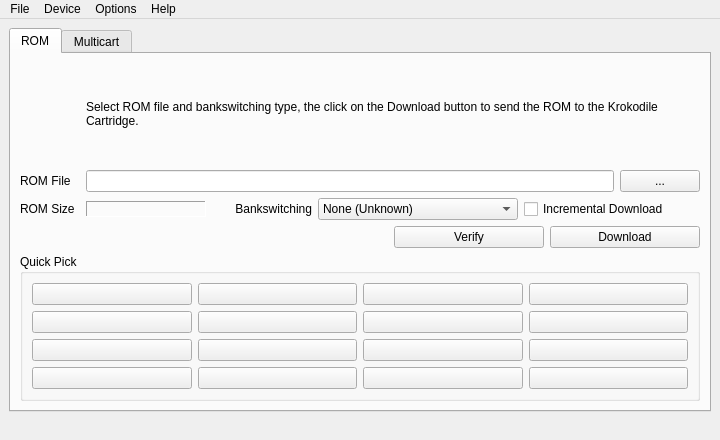
The window that krokcomwindow.ui (sa666666/krokcom) describes before a commit, drawn with Qt 5.
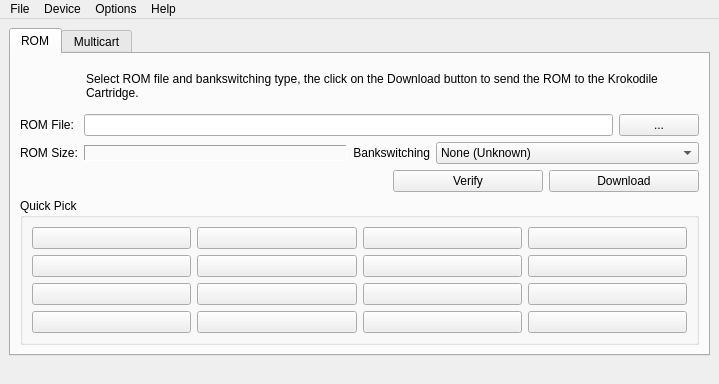
The same window after the commit. Icons and pictures are not drawn.

```diff
--- a/krokcomwindow.ui
+++ b/krokcomwindow.ui
@@ -2,38 +2,12 @@
 <ui version="4.0">
  <class>KrokComWindow</class>
  <widget class="QMainWindow" name="KrokComWindow">
-  <property name="geometry">
-   <rect>
-    <x>0</x>
-    <y>0</y>
-    <width>720</width>
-    <height>440</height>
-   </rect>
-  </property>
   <property name="sizePolicy">
-   <sizepolicy hsizetype="Fixed" vsizetype="Fixed">
+   <sizepolicy hsizetype="Preferred" vsizetype="Preferred">
     <horstretch>0</horstretch>
     <verstretch>0</verstretch>
    </sizepolicy>
   </property>
-  <property name="minimumSize">
-   <size>
-    <width>720</width>
-    <height>440</height>
-   </size>
-  </property>
-  <property name="maximumSize">
-   <size>
-    <width>720</width>
-    <height>440</height>
-   </size>
-  </property>
-  <property name="baseSize">
-   <size>
-    <width>720</width>
-    <height>440</height>
-   </size>
-  </property>
   <property name="windowTitle">
    <string>Krokodile Commander for UNIX</string>
   </property>
@@ -45,8 +19,8 @@
    <bool>false</bool>
   </property>
   <widget class="QWidget" name="centralwidget">
-   <layout class="QGridLayout" name="gridLayout">
-    <item row="1" column="0">
+   <layout class="QVBoxLayout" name="verticalLayout_5">
+    <item>
      <widget class="QTabWidget" name="tabWidget">
       <property name="minimumSize">
        <size>
@@ -61,7 +35,7 @@
        <attribute name="title">
         <string>ROM</string>
        </attribute>
-       <layout class="QVBoxLayout" name="verticalLayout">
+       <layout class="QVBoxLayout" name="verticalLayout_4">
         <item>
          <layout class="QHBoxLayout" name="horizontalLayout">
           <item>
@@ -88,12 +62,6 @@
           </item>
           <item>
            <widget class="QLabel" name="label_2">
-            <property name="minimumSize">
-             <size>
-              <width>600</width>
-              <height>0</height>
-             </size>
-            </property>
             <property name="text">
              <string>Select ROM file and bankswitching type, the click on the Download button to send the ROM to the Krokodile Cartridge.</string>
             </property>
@@ -110,25 +78,28 @@
         <item>
          <layout class="QHBoxLayout" name="horizontalLayout_2">
           <item>
+           <layout class="QGridLayout" name="gridLayout">
+            <item row="0" column="0">
            <widget class="QLabel" name="label_3">
-            <property name="minimumSize">
-             <size>
-              <width>60</width>
-              <height>0</height>
-             </size>
-            </property>
-            <property name="maximumSize">
-             <size>
-              <width>60</width>
-              <height>16777215</height>
-             </size>
-            </property>
+              <property name="text">
+               <string>ROM File:</string>
+              </property>
+             </widget>
+            </item>
+            <item row="1" column="0">
+             <widget class="QLabel" name="label_4">
             <property name="text">
-             <string>ROM File </string>
+               <string>ROM Size:</string>
             </property>
            </widget>
           </item>
+           </layout>
+          </item>
           <item>
+           <layout class="QVBoxLayout" name="verticalLayout">
+            <item>
+             <layout class="QGridLayout" name="gridLayout_3">
+              <item row="0" column="0">
            <widget class="QLineEdit" name="romFileEdit">
             <property name="sizePolicy">
              <sizepolicy hsizetype="Expanding" vsizetype="Fixed">
@@ -136,12 +107,6 @@
               <verstretch>0</verstretch>
              </sizepolicy>
             </property>
-            <property name="maximumSize">
-             <size>
-              <width>592</width>
-              <height>29</height>
-             </size>
-            </property>
             <property name="toolTip">
              <string>Copy and paste a single-load ROM image.</string>
             </property>
@@ -153,7 +118,7 @@
             </property>
            </widget>
           </item>
-          <item>
+              <item row="0" column="1">
            <widget class="QPushButton" name="openRomButton">
             <property name="toolTip">
              <string>Select a single-load ROM image.</string>
@@ -166,30 +131,27 @@
          </layout>
         </item>
         <item>
-         <layout class="QHBoxLayout" name="horizontalLayout_3">
-          <item>
-           <widget class="QLabel" name="label_4">
-            <property name="minimumSize">
-             <size>
-              <width>60</width>
-              <height>0</height>
-             </size>
-            </property>
-            <property name="maximumSize">
-             <size>
-              <width>60</width>
-              <height>16777215</height>
-             </size>
+             <layout class="QGridLayout" name="gridLayout_4">
+              <item row="0" column="1">
+               <widget class="QLabel" name="label_6">
+                <property name="sizePolicy">
+                 <sizepolicy hsizetype="Preferred" vsizetype="Preferred">
+                  <horstretch>0</horstretch>
+                  <verstretch>0</verstretch>
+                 </sizepolicy>
             </property>
             <property name="text">
-             <string>ROM Size</string>
+                 <string>Bankswitching</string>
+                </property>
+                <property name="alignment">
+                 <set>Qt::AlignRight|Qt::AlignTrailing|Qt::AlignVCenter</set>
             </property>
            </widget>
           </item>
-          <item>
+              <item row="0" column="0">
            <widget class="QLabel" name="romSizeLabel">
             <property name="sizePolicy">
-             <sizepolicy hsizetype="Fixed" vsizetype="Fixed">
+                 <sizepolicy hsizetype="Expanding" vsizetype="Fixed">
               <horstretch>0</horstretch>
               <verstretch>0</verstretch>
              </sizepolicy>
@@ -214,33 +176,17 @@
             </property>
            </widget>
           </item>
-          <item>
-           <widget class="QLabel" name="label_6">
-            <property name="sizePolicy">
-             <sizepolicy hsizetype="Fixed" vsizetype="Fixed">
-              <horstretch>0</horstretch>
-              <verstretch>0</verstretch>
-             </sizepolicy>
-            </property>
-            <property name="minimumSize">
-             <size>
-              <width>100</width>
-              <height>0</height>
-             </size>
-            </property>
-            <property name="text">
-             <string>Bankswitching</string>
-            </property>
-            <property name="alignment">
-             <set>Qt::AlignRight|Qt::AlignTrailing|Qt::AlignVCenter</set>
-            </property>
-           </widget>
-          </item>
-          <item>
+              <item row="0" column="2">
            <widget class="QComboBox" name="romBSType">
+                <property name="sizePolicy">
+                 <sizepolicy hsizetype="MinimumExpanding" vsizetype="Fixed">
+                  <horstretch>0</horstretch>
+                  <verstretch>0</verstretch>
+                 </sizepolicy>
+                </property>
             <property name="minimumSize">
              <size>
-              <width>200</width>
+                  <width>250</width>
               <height>0</height>
              </size>
             </property>
@@ -402,19 +348,9 @@
             </item>
            </widget>
           </item>
-          <item>
-           <widget class="QCheckBox" name="incDownloadCheckBox">
-            <property name="enabled">
-             <bool>true</bool>
-            </property>
-            <property name="toolTip">
-             <string>Only download the differences from the
-current cartridge content.</string>
-            </property>
-            <property name="text">
-             <string>Incremental Download</string>
-            </property>
-           </widget>
+             </layout>
+            </item>
+           </layout>
           </item>
          </layout>
         </item>
@@ -1258,14 +1194,6 @@
    </layout>
   </widget>
   <widget class="QMenuBar" name="menubar">
-   <property name="geometry">
-    <rect>
-     <x>0</x>
-     <y>0</y>
-     <width>720</width>
-     <height>22</height>
-    </rect>
-   </property>
    <widget class="QMenu" name="menuFile">
     <property name="title">
      <string>File</string>
@@ -1319,12 +1247,6 @@
    <addaction name="menuHelp"/>
   </widget>
   <widget class="QStatusBar" name="statusbar">
-   <property name="font">
-    <font>
-     <weight>75</weight>
-     <bold>true</bold>
-    </font>
-   </property>
    <property name="layoutDirection">
     <enum>Qt::LeftToRight</enum>
    </property>
```
Left out of the diff: 17 changed lines with no effect on the pictures. Lines whose indentation alone changed are shown as unchanged.
